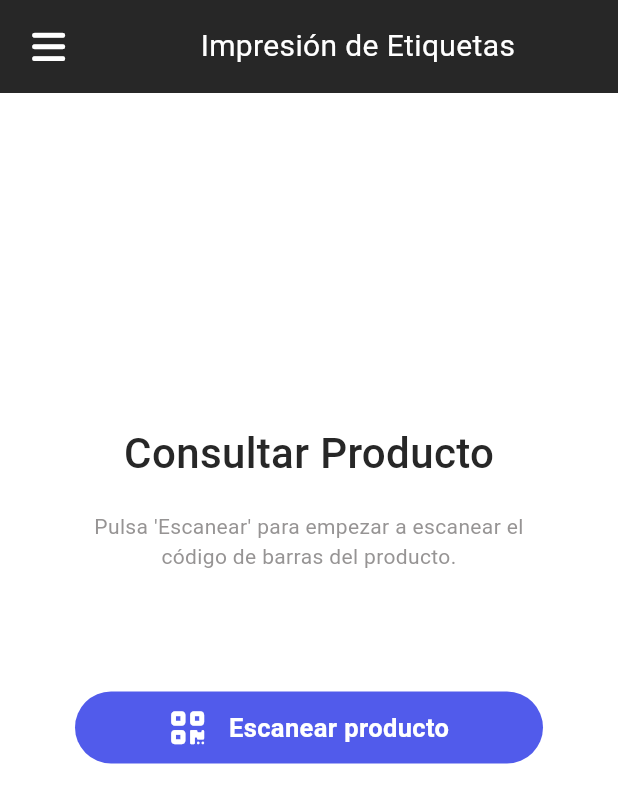
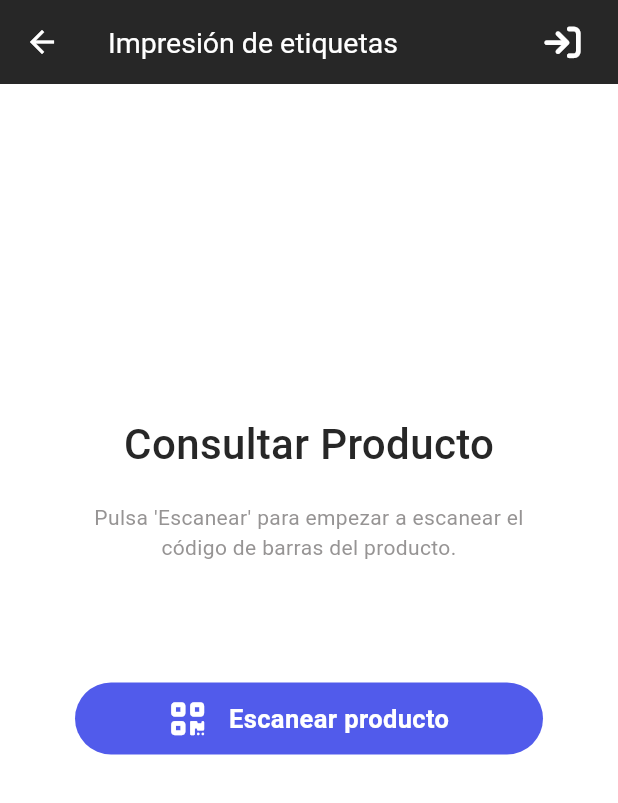
Before and after one commit to pierre-juarez/footloose_smart, a Flutter app: the _PageHome screen opened directly, on a phone screen of 412 x 824 dp. Shown: the top 803 px of the screen. Run offline on Flutter 3.47's test engine with Material 3 defaults, Android fonts, the phone set to English and light mode, and no system bars; our stand-ins replace animate_do, dio, flutter_riverpod, flutter_secure_storage, flutter_svg, font_awesome_flutter and 3 more; missing offline and left inert: barcode, blue_thermal_printer, jwt_decode, mobile_scanner; accounts and stored records are empty; network calls fail.

```diff
--- a/lib/presentation/screens/home/home_screen.dart
+++ b/lib/presentation/screens/home/home_screen.dart
@@ -3,6 +3,7 @@ import 'package:flutter_riverpod/flutter_riverpod.dart';
 import 'package:font_awesome_flutter/font_awesome_flutter.dart';
 import 'package:footloose_tickets/config/helpers/helpers.dart';
 import 'package:footloose_tickets/config/helpers/roboto_style.dart';
+import 'package:footloose_tickets/config/helpers/verify_bluetooth.dart';
 import 'package:footloose_tickets/config/theme/app_theme.dart';
 import 'package:footloose_tickets/presentation/providers/camera/camera_provider.dart';
 import 'package:footloose_tickets/presentation/widgets/button_primary.dart';
@@ -28,10 +29,27 @@ class _PageHome extends ConsumerWidget {
 
     return Scaffold(
       backgroundColor: Colors.white,
+      appBar: AppBar(
+        iconTheme: const IconThemeData(color: Colors.white),
+        backgroundColor: AppTheme.backgroundColor,
+        title: Text(
+          "Impresión de etiquetas",
+          style: robotoStyle(19, FontWeight.w400, Colors.white),
+        ),
+        actions: [
+          Padding(
+            padding: const EdgeInsets.symmetric(horizontal: 25),
+            child: InkWell(
+                onTap: () {
+                  showOptions(context);
+                },
+                child: const Icon(FontAwesomeIcons.arrowRightToBracket)),
+          ),
+        ],
+      ),
       body: Column(
         crossAxisAlignment: CrossAxisAlignment.center,
         children: [
-          const _NavbarHome(),
           Expanded(
             child: _ConsultPage(camera: camera),
           ),
```
Also changed, not shown: lib/config/helpers/verify_bluetooth.dart (+28 -0 lines).
